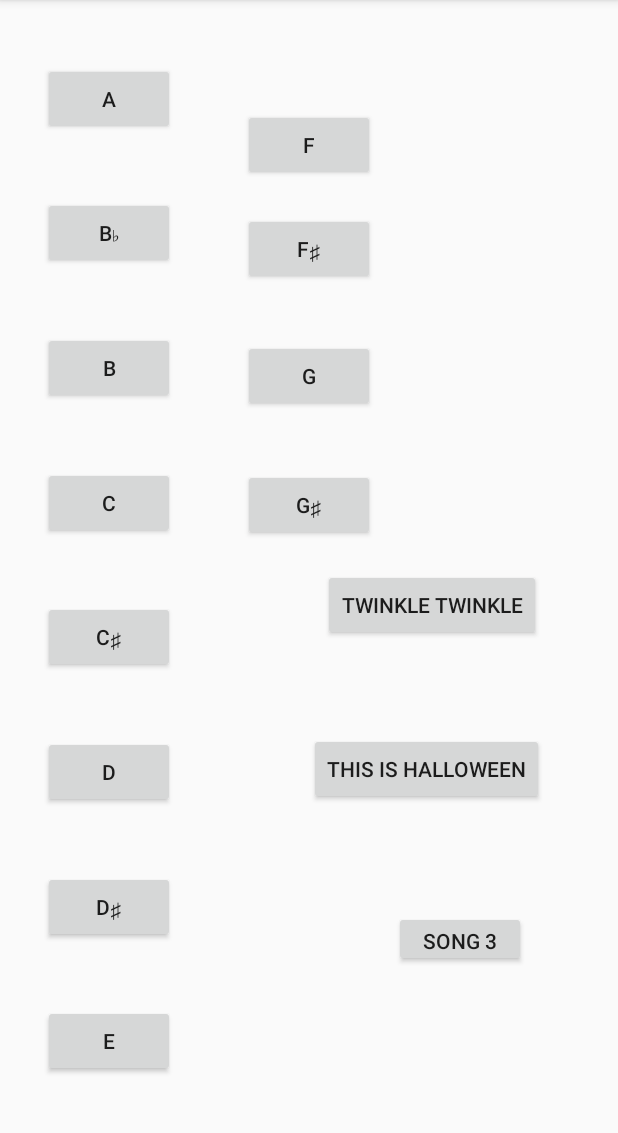
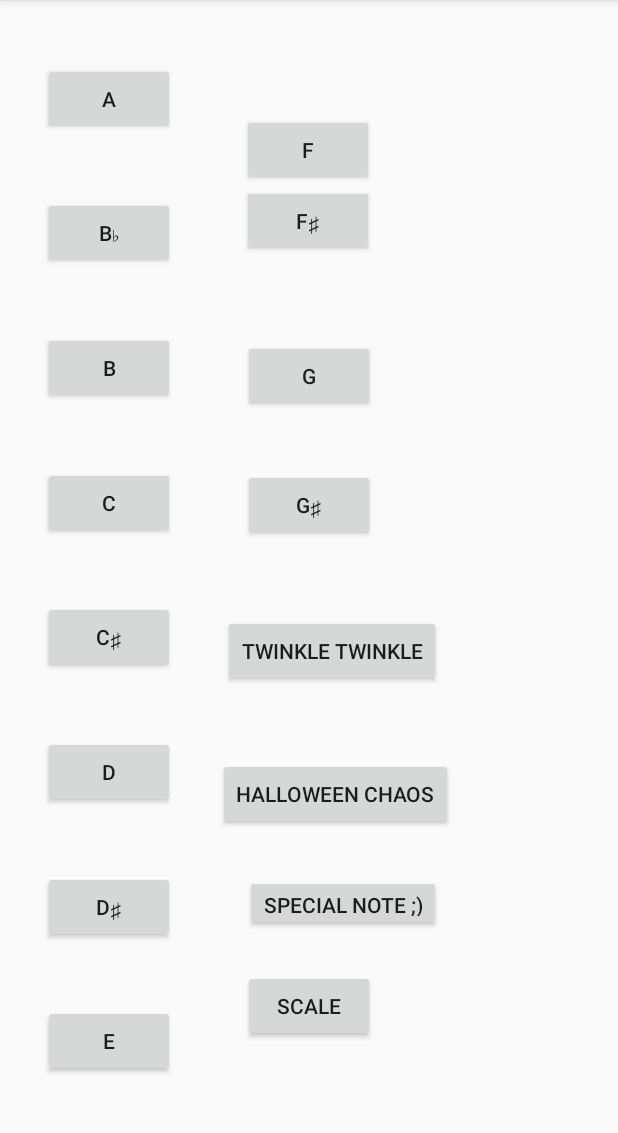
Before and after one commit to katherineanthony/Soundsdeboard, an Android app: the screen it shows after launch (SoundsActivity), on a phone screen of 412 x 824 dp, the part 84-1217 px from its top. Run offline under Robolectric (Android 15) with nearby library versions, the phone set to English and light mode, and no system bars.

Commit message:
almost done! we completed three songs!!!

```diff
--- a/app/src/main/java/com/example/SoundBoardActivity/Song.java
+++ b/app/src/main/java/com/example/SoundBoardActivity/Song.java
@@ -6,12 +6,29 @@ public class Song {
     private int[] notes;
     private int[] delay;
     private SoundPool soundPool;
+    private int aNote;
+    private int bNote;
+    private int bflatNote;
+    private int cNote;
+    private int csharpNote;
+    private int dNote;
+    private int dsharpNote;
+    private int eNote;
+    private int fNote;
+    private int fsharpNote;
+    private int gNote;
+    private int gsharpNote;
 
-    public Song(int[] n, int[] delay)
+
+    public Song(int[] n, int[] d)
     {
-        this.notes = n;
-        this.delay = delay;
-
+        notes = new int[] {gNote, gNote, dNote, dNote, eNote, eNote, dNote, cNote,
+                cNote,bNote,bNote,aNote, aNote, gNote, dNote,dNote,cNote,cNote,bNote,bNote,
+                aNote,dNote, dNote,cNote,cNote,bNote,bNote,aNote,gNote,gNote,dNote,dNote,
+                eNote,eNote,dNote,cNote,cNote,bNote,bNote,aNote,aNote,gNote};
+        delay = new int[] {500,500,500,500,500,500,1000,500,500,500,500,500,500,1000,
+                500,500,500,500,500,500,1000,500,500,500,500,500,500,1000,500,500,500,
+                500,500,500,1000,500,500,500,500,500,500,1000};
     }
 
     public int getDelay(int space)
@@ -19,19 +36,18 @@ public class Song {
         return delay[space];
     }
 
-    private void delay(int millisDelay) {
-        try{
-            Thread.sleep(millisDelay);}
-        catch (InterruptedException e){
-            e.printStackTrace();
-        }
-    }
     public int[] getDelay() {
         return delay;
     }
 
     public void setDelay(int[] delay) {
         this.delay = delay;
+    }
+
+    public void setNotes(int n)
+    {
+        int x = notes.length;
+        notes[x] = n;
     }
 
     public int[] getNotes()
@@ -42,14 +58,4 @@ public class Song {
     public int getNotes(int number) {
         return notes[number];
     }
-
-    /*
-        public void setNotes(int[] notes) {
-        this.notes = notes;
-        }
-        */
-
-    public int play(int space){
-        return notes[space];
-    }
 }
--- a/app/src/main/java/com/example/SoundBoardActivity/SoundsActivity.java
+++ b/app/src/main/java/com/example/SoundBoardActivity/SoundsActivity.java
@@ -32,6 +32,7 @@ public class SoundsActivity extends AppCompatActivity implements View.OnClickLis
     private Button buttonSong1;
     private Button buttonSong2;
     private Button buttonSong3;
+    private Button buttonScale;
     private int aNote;
     private int bNote;
     private int bflatNote;
@@ -44,13 +45,17 @@ public class SoundsActivity extends AppCompatActivity implements View.OnClickLis
     private int fsharpNote;
     private int gNote;
     private int gsharpNote;
-    private Song stressInducingSong;
+
     private SoundPool soundPool;
     private boolean loaded;
     private Map<Integer,Integer> noteMap;
-    int[] stressInducingNotes = new int[] {gNote, gNote, dNote, dNote, eNote, dNote};
-    int[] stressInducingDelays = new int[] {1000,1000,1000,1000,1000,2000};
-
+    private int[] stressInducingNotes;
+    private int[] stressInducingDelays;
+    private Song stressInducingSong;
+    private int[] thisIsHalloweenNotes;
+    private int[] thisIsHalloweenDelays;
+    private Song thisIsHalloween;
+    private int[] notes;
 
 
     @Override
@@ -61,9 +66,23 @@ public class SoundsActivity extends AppCompatActivity implements View.OnClickLis
         loaded = false;
 
         loadSoundPool();
+        stressInducingNotes = new int[] {gNote, gNote, dNote, dNote, eNote, eNote, dNote, cNote,
+                cNote,bNote,bNote,aNote, aNote, gNote, dNote,dNote,cNote,cNote,bNote,bNote,
+                aNote,dNote, dNote,cNote,cNote,bNote,bNote,aNote,gNote,gNote,dNote,dNote,
+                eNote,eNote,dNote,cNote,cNote,bNote,bNote,aNote,aNote,gNote};
+        stressInducingDelays = new int[] {500,500,500,500,500,500,1000,500,500,500,500,500,500,1000,
+                500,500,500,500,500,500,1000,500,500,500,500,500,500,1000,500,500,500,
+                500,500,500,1000,500,500,500,500,500,500,1000};
+        stressInducingSong = new Song(stressInducingNotes,stressInducingDelays);
+        thisIsHalloweenNotes = new int[] {gsharpNote,gsharpNote,gsharpNote,gNote,fNote,gsharpNote,
+                gsharpNote, gsharpNote,gNote,fNote, dNote,csharpNote, bNote, dNote, csharpNote,
+                bNote,bflatNote,aNote,gNote,bflatNote,aNote,gNote};
+        thisIsHalloweenDelays = new int[] {500, 500, 150,150,150, 500,500, 150,150,300,150,150,
+                250,150,150,250,150,150,250,150,150,150};
+        thisIsHalloween = new Song(thisIsHalloweenNotes,thisIsHalloweenDelays);
+        notes = new int[] {aNote,bflatNote,bNote,cNote,csharpNote,dNote,dsharpNote,eNote,fNote,
+                fsharpNote,gNote,gsharpNote};
         setListeners();
-        //int[] notes = new int[] {gNote, gNote, dNote, dNote, eNote, dNote};
-        stressInducingSong = new Song(stressInducingNotes, stressInducingDelays);
     }
 
     private void loadSoundPool() {
@@ -80,10 +99,9 @@ public class SoundsActivity extends AppCompatActivity implements View.OnClickLis
         fsharpNote = soundPool.load(this, R.raw.scalefs,1);
         gNote = soundPool.load(this, R.raw.scaleg,1);
         gsharpNote = soundPool.load(this, R.raw.scalegs,1);
-        //eNote = soundPool.load(this, R.raw.scalee,1);
-        loaded = true;
+        //loaded = true;
 
-        noteMap = new HashMap<>();
+        /*noteMap = new HashMap<>();
         noteMap.put(buttonA.getId(), aNote);
         noteMap.put(buttonB.getId(), bNote);
         noteMap.put(buttonBflat.getId(), bflatNote);
@@ -95,8 +113,8 @@ public class SoundsActivity extends AppCompatActivity implements View.OnClickLis
         noteMap.put(buttonF.getId(), fNote);
         noteMap.put(buttonFsharp.getId(), fsharpNote);
         noteMap.put(buttonG.getId(), gNote);
-        noteMap.put(buttonGsharp.getId(), gsharpNote);
-
+        noteMap.put(buttonGsharp.getId(), gsharpNote);*/
+        loaded = true;
     }
 
 
@@ -117,6 +135,7 @@ public class SoundsActivity extends AppCompatActivity implements View.OnClickLis
         buttonSong1.setOnClickListener(this);
         buttonSong2.setOnClickListener(this);
         buttonSong3.setOnClickListener(this);
+        buttonScale.setOnClickListener(this);
     }
 
     private void delay(int millisDelay) {
@@ -143,6 +162,7 @@ public class SoundsActivity extends AppCompatActivity implements View.OnClickLis
         buttonSong1 = findViewById(R.id.button_main_song1);
         buttonSong2 = findViewById(R.id.button_main_song2);
         buttonSong3 = findViewById(R.id.button_main_song3);
+        buttonScale = findViewById(R.id.button_main_scale);
     }
 
 
@@ -152,22 +172,34 @@ public class SoundsActivity extends AppCompatActivity implements View.OnClickLis
         {
             case R.id.button_main_song1: {
                 if(loaded) {
-                    for (int s = 0; s < stressInducingSong.getNotes().length; s++){
-                        //delay(50);
-                        soundPool.play(stressInducingSong.play(s), 1, 1, 1, 0, 1f);
-                        delay(stressInducingDelays[s]);}
+                    for (int s = 0; s < stressInducingNotes.length; s++) {
+                        soundPool.play(stressInducingNotes[s], 1, 1, 1, 0, 1f);
+                        delay(stressInducingSong.getDelay(s));
+                    }
                 }
                 break;}
-            //case R.id.button_main_song2: {
-               //if(loaded){
-
-
-                //stressInducingSong.play();
-                //break;     }
-
+            case R.id.button_main_song2: {
+                if (loaded) {
+                    for (int s = 0; s < thisIsHalloweenNotes.length; s++) {
+                        soundPool.play(thisIsHalloweenNotes[s], 1, 1, 1, 0, 1f);
+                        delay(thisIsHalloween.getDelay(s));
+                    }
+                }
+                break;
+            }
             case R.id.button_main_song3: {
                 soundPool.play(bflatNote, 1, 1, 1, 0, 1f);
                 break;}
+
+            case R.id.button_main_scale:{
+                if(loaded){
+                    for(int s = 0; s < 13; s++)
+                    {
+                        soundPool.play(notes[s], 1,1,1,0,1f);
+                        delay(2000);
+                    }
+                }
+            }
         }}
 
 
--- a/app/src/main/res/layout/activity_sounds.xml
+++ b/app/src/main/res/layout/activity_sounds.xml
@@ -54,10 +54,10 @@
         android:text="@string/main_song1"
         app:layout_constraintBottom_toBottomOf="parent"
         app:layout_constraintEnd_toEndOf="parent"
-        app:layout_constraintHorizontal_bias="0.827"
+        app:layout_constraintHorizontal_bias="0.56"
         app:layout_constraintStart_toStartOf="parent"
         app:layout_constraintTop_toTopOf="parent"
-        app:layout_constraintVertical_bias="0.533" />
+        app:layout_constraintVertical_bias="0.576" />
 
     <Button
         android:id="@+id/button_main_song2"
@@ -70,10 +70,10 @@
         android:text="@string/main_song2"
         app:layout_constraintBottom_toBottomOf="parent"
         app:layout_constraintEnd_toEndOf="parent"
-        app:layout_constraintHorizontal_bias="0.827"
+        app:layout_constraintHorizontal_bias="0.573"
         app:layout_constraintStart_toStartOf="parent"
         app:layout_constraintTop_toBottomOf="@+id/button_main_song1"
-        app:layout_constraintVertical_bias="0.193" />
+        app:layout_constraintVertical_bias="0.159" />
 
     <Button
         android:id="@+id/button_main_song3"
@@ -85,10 +85,10 @@
         android:text="@string/main_song3"
         app:layout_constraintBottom_toBottomOf="parent"
         app:layout_constraintEnd_toEndOf="parent"
-        app:layout_constraintHorizontal_bias="0.827"
+        app:layout_constraintHorizontal_bias="0.585"
         app:layout_constraintStart_toStartOf="parent"
         app:layout_constraintTop_toBottomOf="@+id/button_main_song2"
-        app:layout_constraintVertical_bias="0.337" />
+        app:layout_constraintVertical_bias="0.128" />
 
     <Button
         android:id="@+id/button_main_c"
@@ -156,16 +156,13 @@
         android:layout_width="wrap_content"
         android:layout_height="wrap_content"
         android:layout_marginStart="8dp"
-        android:layout_marginTop="8dp"
         android:layout_marginEnd="8dp"
-        android:layout_marginBottom="647dp"
+        android:layout_marginBottom="644dp"
         android:text="@string/main_fkey"
         app:layout_constraintBottom_toBottomOf="parent"
         app:layout_constraintEnd_toEndOf="parent"
-        app:layout_constraintHorizontal_bias="0.501"
-        app:layout_constraintStart_toStartOf="parent"
-        app:layout_constraintTop_toTopOf="parent"
-        app:layout_constraintVertical_bias="1.0" />
+        app:layout_constraintHorizontal_bias="0.498"
+        app:layout_constraintStart_toStartOf="parent" />
 
     <Button
         android:id="@+id/button_main_fsharp"
@@ -178,9 +175,10 @@
         android:text="@string/main_fsharpkey"
         app:layout_constraintBottom_toBottomOf="parent"
         app:layout_constraintEnd_toEndOf="parent"
-        app:layout_constraintHorizontal_bias="0.501"
+        app:layout_constraintHorizontal_bias="0.498"
         app:layout_constraintStart_toStartOf="parent"
-        app:layout_constraintTop_toTopOf="parent" />
+        app:layout_constraintTop_toTopOf="parent"
+        app:layout_constraintVertical_bias="0.0" />
 
     <Button
         android:id="@+id/button_main_g"
@@ -210,4 +208,18 @@
         app:layout_constraintStart_toStartOf="parent"
         app:layout_constraintTop_toTopOf="parent" />
 
+    <Button
+        android:id="@+id/button_main_scale"
+        android:layout_width="wrap_content"
+        android:layout_height="wrap_content"
+        android:layout_marginStart="161dp"
+        android:layout_marginTop="628dp"
+        android:layout_marginEnd="162dp"
+        android:layout_marginBottom="55dp"
+        android:text="@string/main_scale"
+        app:layout_constraintBottom_toBottomOf="parent"
+        app:layout_constraintEnd_toEndOf="parent"
+        app:layout_constraintStart_toStartOf="parent"
+        app:layout_constraintTop_toTopOf="parent" />
+
 </androidx.constraintlayout.widget.ConstraintLayout>
--- a/app/src/main/res/values/strings.xml
+++ b/app/src/main/res/values/strings.xml
@@ -13,6 +13,7 @@
     <string name="main_gkey">G</string>
     <string name="main_ghsarpkey">G♯</string>
     <string name="main_song1">twinkle twinkle</string>
-    <string name="main_song2">this is halloween</string>
-    <string name="main_song3">SONG 3</string>
+    <string name="main_song2">halloween chaos</string>
+    <string name="main_song3">special note ;)</string>
+    <string name="main_scale">scale</string>
 </resources>
```
